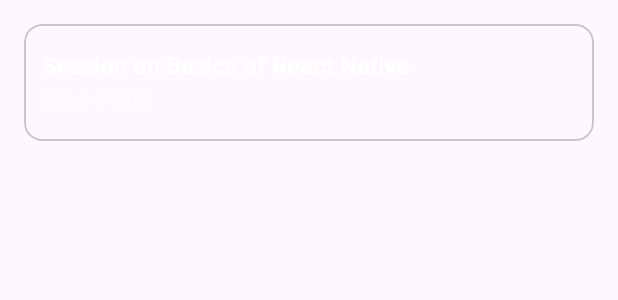
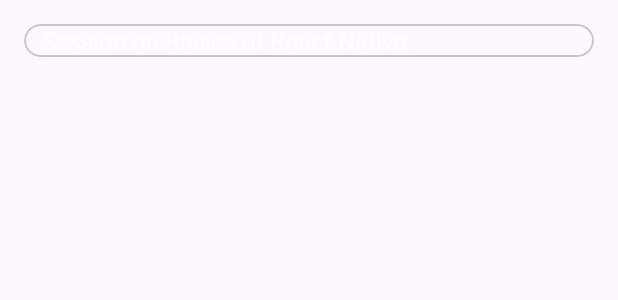
Before and after one commit to t-scadambi/Project-Plan-My-Day, an Android app: the layout event_view.xml on its own in the app's theme, with its tools: preview values and no code run, on a phone screen of 412 x 824 dp. Shown: the top 300 px of the screen. Run offline under Robolectric (Android 15) with nearby library versions, the light colour scheme and no system bars; network calls fail.

Commit message:
final changes

```diff
--- a/app/src/main/java/com/cads/projectplanmyday/Fragments/HomepageFragment.java
+++ b/app/src/main/java/com/cads/projectplanmyday/Fragments/HomepageFragment.java
@@ -270,16 +270,17 @@ public class HomepageFragment extends Fragment {
 
             // Get end of the day date and time
             LocalDateTime endOfDayDateTime = LocalDateTime.of(currentDateTime.toLocalDate(), LocalTime.from(LocalDateTime.MAX));
-
+            LocalDateTime startofTheDay = LocalDateTime.of(currentDateTime.toLocalDate(),LocalTime.from(LocalDateTime.MIN));
             // Define ISO date-time formatter
             DateTimeFormatter isoFormatter = DateTimeFormatter.ISO_DATE_TIME;
 
             // Convert current date and time to ISO format
             String currentDateTimeIso = currentDateTime.format(isoFormatter);
+            String startofTheDayIso = startofTheDay.format(isoFormatter);
 
             // Convert end of the day date and time to ISO format
             String endOfDayDateTimeIso = endOfDayDateTime.format(isoFormatter);
-            String dateInfo = "?startdatetime="+currentDateTimeIso+"&enddatetime="+endOfDayDateTimeIso;
+            String dateInfo = "?startdatetime="+startofTheDayIso+"&enddatetime="+endOfDayDateTimeIso;
             Log.d(TAG,"DATE INFO"+dateInfo);
             String requestUrl = calendarUrl + dateInfo + filters;
             msGraphRepository.callGraphAPIUsingVolley(
--- a/app/src/main/java/com/cads/projectplanmyday/OpenAIHelper.java
+++ b/app/src/main/java/com/cads/projectplanmyday/OpenAIHelper.java
@@ -157,7 +157,7 @@ public class OpenAIHelper {
                 JSONObject task = taskObjects.getJSONObject(i);
                 long startTime = convertTimeStringToTimestamp(dateToday, task.getString("start time"));
                 long endTime = convertTimeStringToTimestamp(dateToday, task.getString("end time"));
-                com.cads.projectplanmyday.timelineview.Event ev = new com.cads.projectplanmyday.timelineview.Event(task.getString("title"), startTime,endTime );
+                com.cads.projectplanmyday.timelineview.Event ev = new com.cads.projectplanmyday.timelineview.Event(task.getString("title"), startTime,endTime,1 );
                 eventResponse.add(ev);
             }
             for (int i = 0; i < eventObjects.length(); i++) {
@@ -165,7 +165,7 @@ public class OpenAIHelper {
 
                 long startTime = convertTimeStringToTimestamp(dateToday, event.getString("start time"));
                 long endTime = convertTimeStringToTimestamp(dateToday, event.getString("end time"));
-                com.cads.projectplanmyday.timelineview.Event ev = new Event(event.getString("event title"), startTime, endTime);
+                com.cads.projectplanmyday.timelineview.Event ev = new Event(event.getString("event title"), startTime, endTime,2);
                 eventResponse.add(ev);
             }
         }catch (Exception e){
--- a/app/src/main/java/com/cads/projectplanmyday/timelineview/Event.kt
+++ b/app/src/main/java/com/cads/projectplanmyday/timelineview/Event.kt
@@ -3,5 +3,6 @@ package com.cads.projectplanmyday.timelineview
 data class Event(
     var name: String = "",
     var startTime: Long = 0,
-    var endTime: Long = 0
+    var endTime: Long = 0,
+    var bgid :Int
 )
--- a/app/src/main/java/com/cads/projectplanmyday/timelineview/EventI.kt
+++ b/app/src/main/java/com/cads/projectplanmyday/timelineview/EventI.kt
@@ -8,14 +8,16 @@ internal data class EventI(
     val name: String,
     val startIndex: Float,
     val endIndex: Float,
-    val disp: String
+    val disp: String,
+    val bgid:Int
 ) {
 
     constructor(event: Event, start: Int): this(
         event.name,
         getHourIndex(event.startTime, start),
         getHourIndex(event.endTime, start),
-        "${convertUnixToString(event.startTime)} - ${convertUnixToString(event.endTime)}"
+        "${convertUnixToString(event.startTime)} - ${convertUnixToString(event.endTime)}",
+        event.bgid
     )
 
     companion object {
--- a/app/src/main/res/layout/event_view.xml
+++ b/app/src/main/res/layout/event_view.xml
@@ -23,22 +23,22 @@
 
         <androidx.constraintlayout.widget.ConstraintLayout
             android:layout_width="match_parent"
-            android:layout_height="match_parent">
+            android:layout_height="wrap_content"
+            android:layout_gravity="center_vertical">
 
             <TextView
                 android:id="@+id/event_name"
                 android:layout_width="0dp"
                 android:layout_height="wrap_content"
                 android:layout_marginStart="12dp"
-                android:layout_marginTop="16dp"
                 android:layout_marginEnd="12dp"
-                android:layout_marginBottom="40dp"
                 android:ellipsize="end"
+                android:gravity="center_vertical"
                 android:maxLines="@{constrained ? 3 : 20}"
                 android:text="@{event.name}"
                 android:textColor="@android:color/white"
                 android:textSize="16sp"
-                android:textStyle="bold"
+                android:textStyle="normal"
                 app:layout_constraintBottom_toBottomOf="parent"
                 app:layout_constraintEnd_toEndOf="parent"
                 app:layout_constraintStart_toStartOf="parent"
@@ -46,18 +46,18 @@
                 app:layout_constraintVertical_bias="0.0"
                 tools:text="Session on Basics of React Native" />
 
-            <TextView
-                android:id="@+id/event_time"
-                android:layout_width="0dp"
-                android:layout_height="wrap_content"
-                android:layout_marginTop="4dp"
-                android:text="@{event.disp}"
-                android:textColor="#80FFFFFF"
-                android:textSize="12sp"
-                app:layout_constraintEnd_toEndOf="@+id/event_name"
-                app:layout_constraintStart_toStartOf="@+id/event_name"
-                app:layout_constraintTop_toBottomOf="@+id/event_name"
-                tools:text="9 AM - 11 AM" />
+            <!--            <TextView-->
+            <!--                android:id="@+id/event_time"-->
+            <!--                android:layout_width="0dp"-->
+            <!--                android:layout_height="wrap_content"-->
+            <!--                android:layout_marginTop="4dp"-->
+            <!--                android:text="@{event.disp}"-->
+            <!--                android:textColor="#80FFFFFF"-->
+            <!--                android:textSize="12sp"-->
+            <!--                app:layout_constraintEnd_toEndOf="@+id/event_name"-->
+            <!--                app:layout_constraintStart_toStartOf="@+id/event_name"-->
+            <!--                app:layout_constraintTop_toBottomOf="@+id/event_name"-->
+            <!--                tools:text="9 AM - 11 AM" />-->
         </androidx.constraintlayout.widget.ConstraintLayout>
 
     </com.google.android.material.card.MaterialCardView>
--- a/app/src/main/res/layout/fragment_final_calendar.xml
+++ b/app/src/main/res/layout/fragment_final_calendar.xml
@@ -18,8 +18,8 @@
             android:paddingTop="16dp"
             android:splitMotionEvents="false"
             app:backgroundColor="@color/colorOnPrimaryLight"
-            app:eventBackground="@color/primaryPurple"
-            app:eventNameColor="@color/colorOnPrimary"
+            app:eventBackground="#5B5FC7"
+            app:eventNameColor="@color/black"
             app:eventTimeColor="@color/colorOnPrimaryLight"
             app:labelColor="@color/lightGrey"
             app:startLabel="7" />
--- a/app/src/main/res/layout/fragment_openai_response.xml
+++ b/app/src/main/res/layout/fragment_openai_response.xml
@@ -18,7 +18,7 @@
         android:layout_gravity="bottom|end"
         android:layout_margin="15dp"
         android:clickable="true"
-        app:backgroundTint="#949CED"
+        app:backgroundTint="#5B5FC7"
         app:srcCompat="@android:drawable/ic_menu_save" />
 
 
--- a/app/src/main/res/values/colors.xml
+++ b/app/src/main/res/values/colors.xml
@@ -13,4 +13,6 @@
     <color name="lightGrey">#404040</color>
     <color name="colorBackground">#16171B</color>
     <color name="primaryPurple">#5868FF</color>
+    <color name="taskColor">#e7f2da</color>
+    <color name="eventColor">#e3f5ff</color>
 </resources>
```
Also changed, not shown: app/src/main/java/com/cads/projectplanmyday/timelineview/TimelineView.kt (+9 -2 lines).
